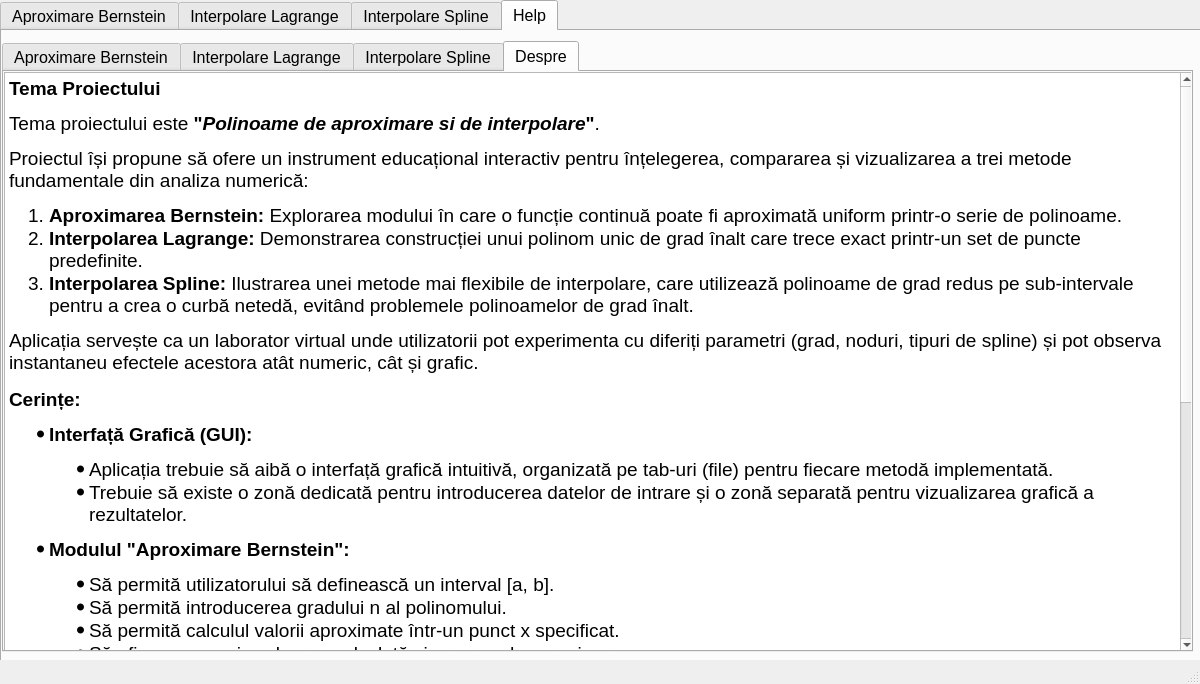
Old version of the form UI_MODEL_01.ui in the repository Vlad-Aureliu-Moraru/PROIECT-PY.
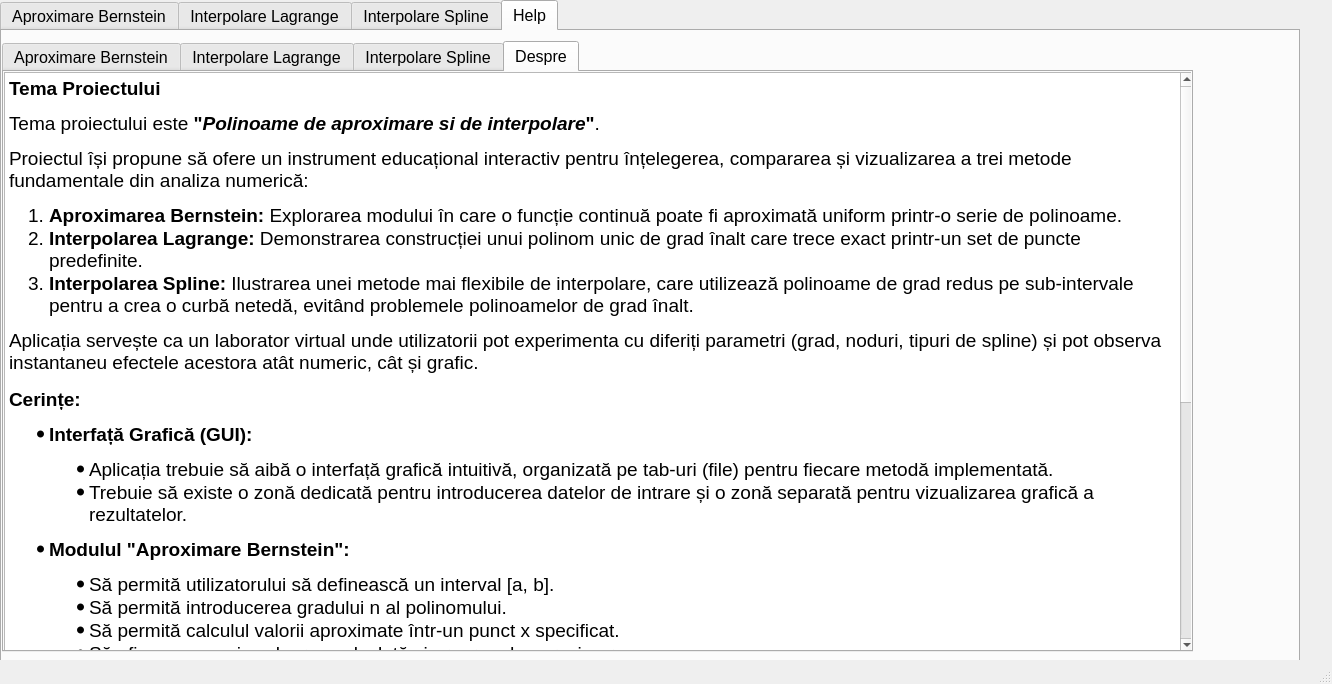
New version of the form.

Diff of the .ui file:
```diff
--- a/UI_MODEL_01.ui
+++ b/UI_MODEL_01.ui
@@ -6,14 +6,13 @@
    <rect>
     <x>0</x>
     <y>0</y>
-    <width>1200</width>
+    <width>1332</width>
     <height>684</height>
    </rect>
   </property>
   <property name="font">
    <font>
     <pointsize>12</pointsize>
-    <weight>50</weight>
     <bold>false</bold>
    </font>
   </property>
```
Left out of the diff: 220 changed lines with no effect on the pictures.
